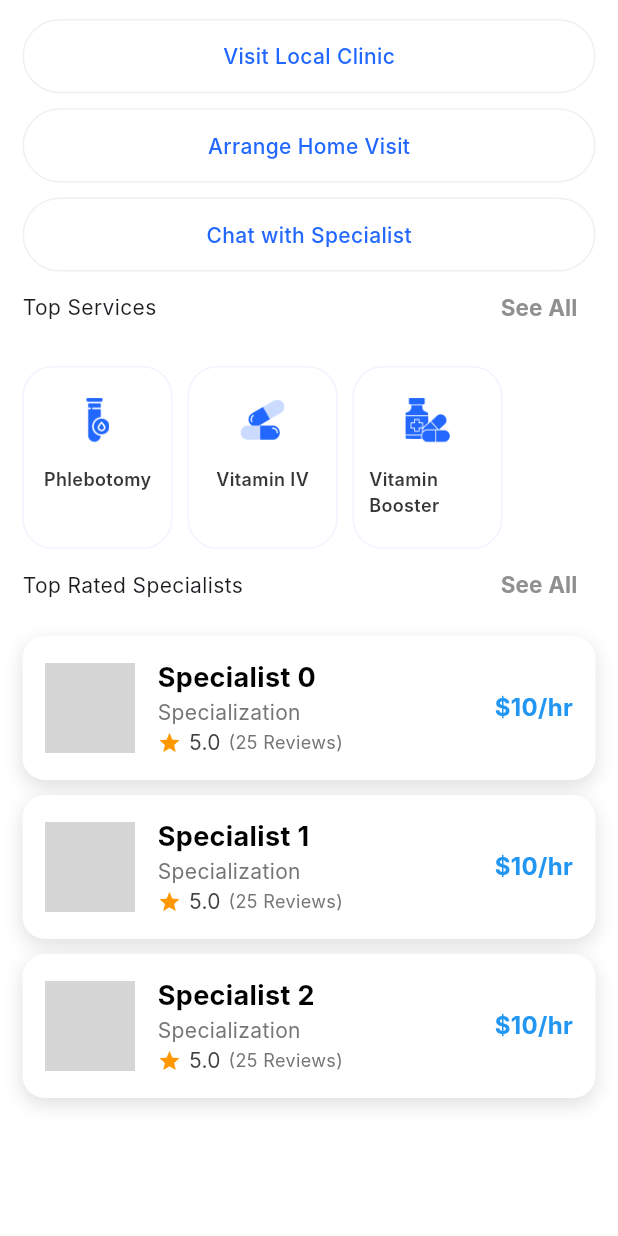
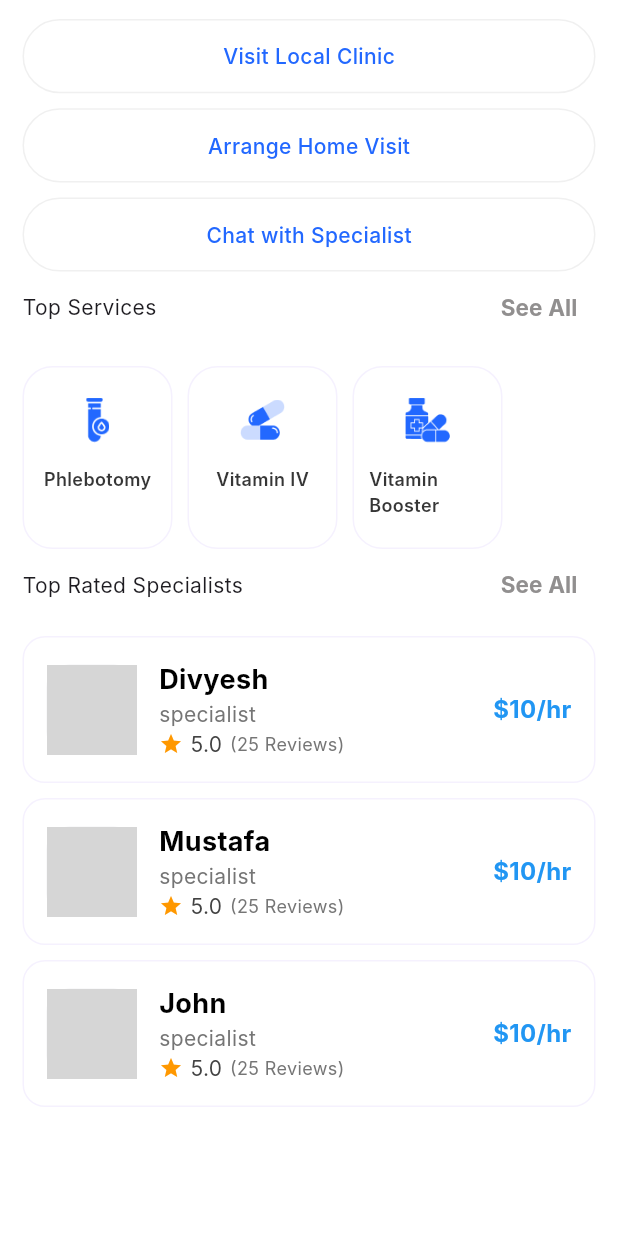
Before and after one commit to MustuBharmal/DocBookingApp, a Flutter app: the HomeScreen screen opened by its route, scrolled down 369 dp, after a tap on "See All", on a phone screen of 412 x 824 dp. Run offline on Flutter 3.47's test engine with Material 3 defaults, Android fonts, the phone set to English and light mode, and no system bars; our stand-ins replace get, get_storage, google_fonts, logger; accounts and stored records are empty; network calls fail; Roboto replaces fonts that are missing (Inter); grey boxes are pictures that could not be loaded.

Commit message:
Search Feature working in Specialist screen

```diff
--- a/lib/presentations/home/view/home_screen.dart
+++ b/lib/presentations/home/view/home_screen.dart
@@ -1,4 +1,5 @@
 import 'package:doc_booking_app/presentations/home/widget/custom_search_textfield.dart';
+import 'package:doc_booking_app/presentations/specialist/controller/specialist_controller.dart';
 import 'package:doc_booking_app/widgets/custom_container_with_text.dart';
 import 'package:flutter/material.dart';
 import 'package:get/get.dart';
@@ -124,8 +125,8 @@ class AppointmentCard extends StatelessWidget {
           Positioned(
             top: 10,
             child: Container(
-              width: Get.width*0.890,
-              height: Get.height*0.215,
+              width: Get.width * 0.890,
+              height: Get.height * 0.215,
               decoration: BoxDecoration(
                 color: Colors.blue[100],
                 borderRadius: BorderRadius.circular(20),
@@ -133,8 +134,8 @@ class AppointmentCard extends StatelessWidget {
             ),
           ),
           Container(
-            width: Get.width*0.890,
-            height: Get.height*0.210,
+            width: Get.width * 0.890,
+            height: Get.height * 0.210,
             padding: const EdgeInsets.all(16),
             decoration: BoxDecoration(
               color: Colors.blue,
@@ -228,13 +229,25 @@ class BookingOptions extends StatelessWidget {
 
   @override
   Widget build(BuildContext context) {
-    return const Column(
+    return Column(
       children: [
-        CustomerContainerWithText(text: "Visit Local Clinic"),
-        SizedBox(height: 10),
-        CustomerContainerWithText(text: "Arrange Home Visit"),
-        SizedBox(height: 10),
-        CustomerContainerWithText(text: "Chat with Specialist"),
+        CustomerContainerWithText(
+          text: "Visit Local Clinic",
+          width: Get.height * 1,
+          height: Get.height * 0.06,
+        ),
+        const SizedBox(height: 10),
+        CustomerContainerWithText(
+          text: "Arrange Home Visit",
+          width: Get.height * 1,
+          height: Get.height * 0.06,
+        ),
+        const SizedBox(height: 10),
+        CustomerContainerWithText(
+          text: "Chat with Specialist",
+          width: Get.height * 1,
+          height: Get.height * 0.06,
+        ),
       ],
     );
   }
@@ -277,12 +290,14 @@ class SpecialistListView extends StatelessWidget {
         physics: const ScrollPhysics(),
         primary: true,
         itemBuilder: (context, index) {
+          final specialist =
+              SpecialistController.instance.filteredSpecialists[index];
           return CustomSpecialistContainer(
-            name: "Specialist $index",
-            specialist: "Specialization",
-            charges: 10,
-            rating: 5,
-            review: 25,
+            name: specialist.name,
+            specialist: specialist.specialist,
+            charges: specialist.charges,
+            rating: specialist.rating,
+            review: specialist.review,
             onPressed: () {},
           );
         },
--- a/lib/presentations/specialist/controller/specialist_controller.dart
+++ b/lib/presentations/specialist/controller/specialist_controller.dart
@@ -1,8 +1,65 @@
-
-import 'package:flutter/cupertino.dart';
+import 'package:flutter/material.dart';
 import 'package:get/get.dart';
 
-class SpecialistController extends GetxController{
-  static SpecialistController get instance=>Get.find<SpecialistController>();
-  Rx<TextEditingController> searchController =TextEditingController().obs;
+class SpecialistController extends GetxController {
+  static SpecialistController get instance => Get.find<SpecialistController>();
+  var searchController = TextEditingController().obs;
+  var specialists = <Specialist>[].obs;
+  var filteredSpecialists = <Specialist>[].obs;
+
+  @override
+  void onInit() {
+    super.onInit();
+    specialists.value = [
+      Specialist(
+          name: "Divyesh",
+          specialist: "specialist",
+          charges: 10,
+          rating: 5,
+          review: 25),
+      Specialist(
+          name: "Mustafa",
+          specialist: "specialist",
+          charges: 10,
+          rating: 5,
+          review: 25),
+      Specialist(
+          name: "John",
+          specialist: "specialist",
+          charges: 10,
+          rating: 5,
+          review: 25),
+    ];
+    filteredSpecialists.value = specialists;
+    searchController.value.addListener(() {
+      filterSpecialists();
+    });
+  }
+
+  void filterSpecialists() {
+    String query = searchController.value.text.toLowerCase();
+    if (query.isEmpty) {
+      filteredSpecialists.value = specialists;
+    } else {
+      filteredSpecialists.value = specialists
+          .where((specialist) => specialist.name.toLowerCase().contains(query))
+          .toList();
+    }
+  }
 }
+
+class Specialist {
+  final String name;
+  final String specialist;
+  final int charges;
+  final double rating;
+  final int review;
+
+  Specialist({
+    required this.name,
+    required this.specialist,
+    required this.charges,
+    required this.rating,
+    required this.review,
+  });
+}
--- a/lib/presentations/specialist/widget/custom_search_textfield.dart
+++ b/lib/presentations/specialist/widget/custom_search_textfield.dart
@@ -7,7 +7,7 @@ class CustomSearchTextfield extends StatelessWidget {
   @override
   Widget build(BuildContext context) {
     return Padding(
-      padding: const EdgeInsets.all(8.0),
+      padding: const EdgeInsets.symmetric(horizontal: 8,vertical: 10),
       child: SizedBox(
         width: Get.width * 0.95,
         height: 50,
--- a/lib/widgets/custom_container_with_text.dart
+++ b/lib/widgets/custom_container_with_text.dart
@@ -2,15 +2,21 @@ import 'package:flutter/material.dart';
 import 'package:get/get.dart';
 
 class CustomerContainerWithText extends StatelessWidget {
-  const CustomerContainerWithText({super.key, required this.text});
+  const CustomerContainerWithText(
+      {super.key,
+      required this.text,
+      required this.height,
+      required this.width});
 
   final String text;
+  final double width;
+  final double height;
 
   @override
   Widget build(BuildContext context) {
     return Container(
-      width: Get.width * 1,
-      height: Get.height * 0.06,
+      width: width,//Get.width * 1,
+      height: height,//Get.height * 0.06,
       decoration: ShapeDecoration(
         color: Colors.white,
         shape: RoundedRectangleBorder(
--- a/lib/widgets/custom_specialist_container.dart
+++ b/lib/widgets/custom_specialist_container.dart
@@ -1,3 +1,4 @@
+import 'package:doc_booking_app/global/app_color.dart';
 import 'package:flutter/material.dart';
 
 class CustomSpecialistContainer extends StatelessWidget {
@@ -24,16 +25,9 @@ class CustomSpecialistContainer extends StatelessWidget {
       child: Container(
         padding: const EdgeInsets.all(15),
         decoration: BoxDecoration(
-          color: Colors.white,
-          borderRadius: BorderRadius.circular(15),
-          boxShadow: const [
-            BoxShadow(
-              color: Colors.black12,
-              offset: Offset(0, 4),
-              blurRadius: 10,
-            ),
-          ],
-        ),
+            color: Colors.white,
+            borderRadius: BorderRadius.circular(15),
+            border: Border.all(color: AppColors.borderColor)),
         child: Row(
           children: [
             Container(
```
Also changed, not shown: lib/presentations/specialist/view/list_of_specialist_screen.dart (+37 -32 lines).
